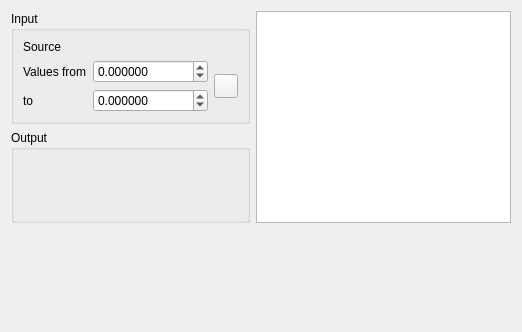
First picture: the form in src/ui/qgspropertyassistantwidgetbase.ui, repository carsmie/QGIS, before the edit.
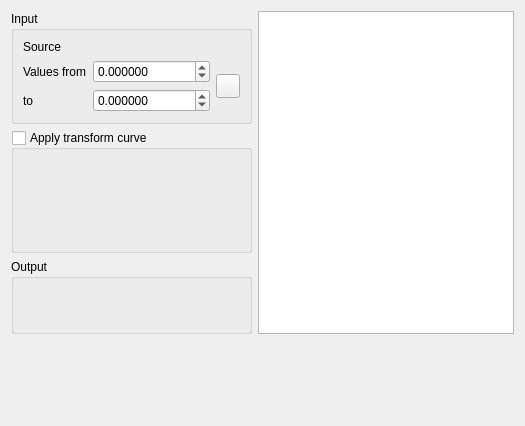
Second picture: the form after the edit. Icons and pictures are not drawn. Custom widgets are drawn as their Qt base class.

Commit message:
[FEATURE] Interactive curve editing for property overrides
This adds a new interactive "curve" to the assistant widgets.
It allows you to fine tune exactly how input values get
mapped to output sizes/colors/etc.

Think GIMP or Photoshop curves, but for your data...

```diff
--- a/src/ui/qgspropertyassistantwidgetbase.ui
+++ b/src/ui/qgspropertyassistantwidgetbase.ui
@@ -6,22 +6,12 @@
    <rect>
     <x>0</x>
     <y>0</y>
-    <width>522</width>
-    <height>332</height>
+    <width>525</width>
+    <height>426</height>
    </rect>
   </property>
-  <layout class="QGridLayout" name="gridLayout_2" rowstretch="0,0,0">
-   <item row="0" column="1" rowspan="2">
-    <widget class="QTreeView" name="mLegendPreview">
-     <property name="minimumSize">
-      <size>
-       <width>200</width>
-       <height>0</height>
-      </size>
-     </property>
-    </widget>
-   </item>
-   <item row="1" column="0">
+  <layout class="QGridLayout" name="gridLayout_2" rowstretch="0,0,0,0">
+   <item row="2" column="0">
     <widget class="QGroupBox" name="groupBox_2">
      <property name="title">
       <string>Output</string>
@@ -60,6 +50,16 @@
      </layout>
     </widget>
    </item>
+   <item row="3" column="0">
+    <widget class="QFrame" name="mLegendVerticalFrame">
+     <property name="frameShape">
+      <enum>QFrame::NoFrame</enum>
+     </property>
+     <property name="frameShadow">
+      <enum>QFrame::Plain</enum>
+     </property>
+    </widget>
+   </item>
    <item row="0" column="0">
     <widget class="QGroupBox" name="groupBox">
      <property name="title">
@@ -153,14 +153,60 @@
      </layout>
     </widget>
    </item>
-   <item row="2" column="0">
-    <widget class="QFrame" name="mLegendVerticalFrame">
-     <property name="frameShape">
-      <enum>QFrame::NoFrame</enum>
+   <item row="0" column="1" rowspan="3">
+    <widget class="QTreeView" name="mLegendPreview">
+     <property name="minimumSize">
+      <size>
+       <width>200</width>
+       <height>0</height>
+      </size>
      </property>
-     <property name="frameShadow">
-      <enum>QFrame::Plain</enum>
+    </widget>
+   </item>
+   <item row="1" column="0">
+    <widget class="QgsCollapsibleGroupBoxBasic" name="mTransformCurveCheckBox">
+     <property name="title">
+      <string>Apply transform curve</string>
      </property>
+     <property name="checkable">
+      <bool>true</bool>
+     </property>
+     <property name="checked">
+      <bool>false</bool>
+     </property>
+     <property name="collapsed" stdset="0">
+      <bool>true</bool>
+     </property>
+     <property name="syncGroup" stdset="0">
+      <string notr="true">composeritem</string>
+     </property>
+     <layout class="QVBoxLayout" name="verticalLayout_2">
+      <property name="leftMargin">
+       <number>0</number>
+      </property>
+      <property name="topMargin">
+       <number>0</number>
+      </property>
+      <property name="rightMargin">
+       <number>0</number>
+      </property>
+      <property name="bottomMargin">
+       <number>0</number>
+      </property>
+      <item>
+       <widget class="QgsCurveEditorWidget" name="mCurveEditor" native="true">
+        <property name="minimumSize">
+         <size>
+          <width>0</width>
+          <height>100</height>
+         </size>
+        </property>
+        <property name="focusPolicy">
+         <enum>Qt::StrongFocus</enum>
+        </property>
+       </widget>
+      </item>
+     </layout>
     </widget>
    </item>
   </layout>
@@ -183,6 +229,18 @@
    <header>qgspanelwidget.h</header>
    <container>1</container>
   </customwidget>
+  <customwidget>
+   <class>QgsCollapsibleGroupBoxBasic</class>
+   <extends>QGroupBox</extends>
+   <header location="global">qgscollapsiblegroupbox.h</header>
+   <container>1</container>
+  </customwidget>
+  <customwidget>
+   <class>QgsCurveEditorWidget</class>
+   <extends>QWidget</extends>
+   <header location="global">qgscurveeditorwidget.h</header>
+   <container>1</container>
+  </customwidget>
  </customwidgets>
  <tabstops>
   <tabstop>mExpressionWidget</tabstop>
```
The commit also changes 7 other files.
